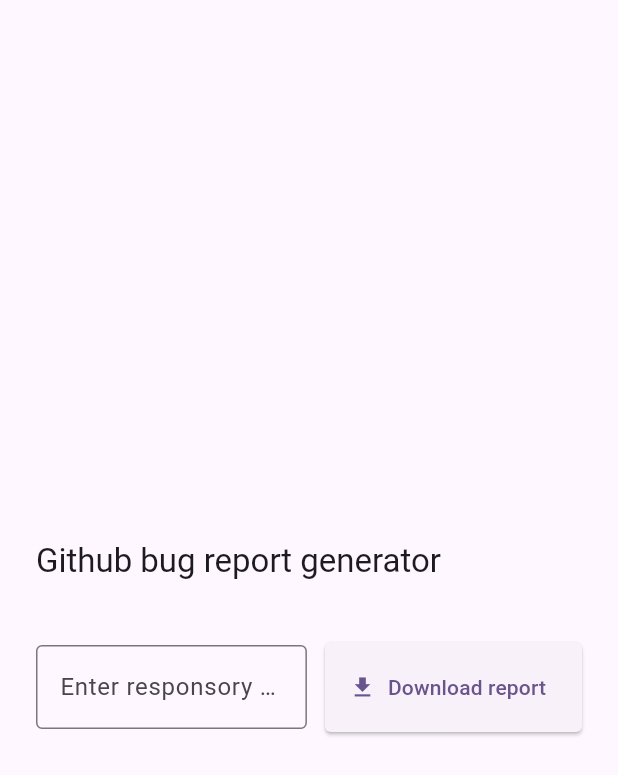
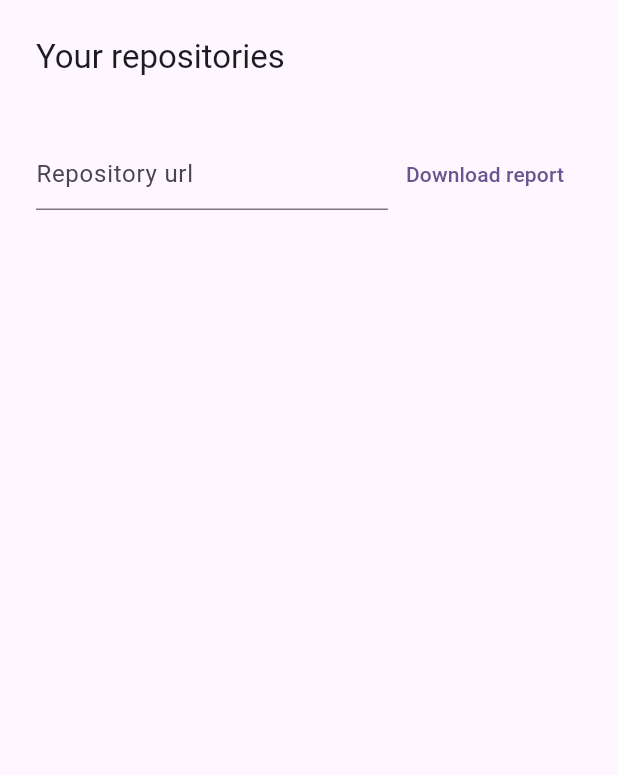
Before and after one commit to akshay-thence/github-report-generator, a Flutter app: the screen it shows after launch, on a phone screen of 412 x 824 dp. Shown: the top 775 px of the screen. Run offline on Flutter 3.47's test engine with Material 3 defaults, Android fonts, the light colour scheme and no system bars; our stand-ins replace csv.

Commit message:
feat: basic report

```diff
--- a/lib/home.dart
+++ b/lib/home.dart
@@ -1,8 +1,5 @@
-import 'dart:convert';
-import 'dart:html' as html;
-
 import 'package:flutter/material.dart';
-import 'package:github_export/function.dart';
+import 'package:http/http.dart' as http;
 
 enum ApiStatus { initial, loading, success, error }
 
@@ -18,105 +15,61 @@
   TextEditingController controller = TextEditingController();
 
   Future<void> fetchRepository() async {
-    if (apiStatus == ApiStatus.loading) return;
     apiStatus = ApiStatus.loading;
     setState(() {});
     try {
-      final repo = extractOwnerAndRepo(controller.text);
-      final data = await fetchAllBugs(repo);
-      final csv = createCsv(data);
+      final res = await http.get(
+        Uri.parse('https://api.github.com/user/repos'),
+        headers: {
+          "Accept": "application/vnd.github+jso",
+          'X-GitHub-Api-Version': '2022-11-28',
+          "Authorization":
+              "Bearer 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"
+        },
+      );
       apiStatus = ApiStatus.success;
-
       setState(() {});
-      download(csv);
     } catch (e) {
-      if (mounted) {
-        ScaffoldMessenger.of(context).showSnackBar(
-          SnackBar(content: Text(e.toString())),
-        );
-      }
       apiStatus = ApiStatus.error;
       setState(() {});
     }
   }
 
-  void download(String csv) {
-    final bytes = utf8.encode(csv);
-    final blob = html.Blob([bytes]);
-    final url = html.Url.createObjectUrlFromBlob(blob);
-    final anchor = html.document.createElement('a') as html.AnchorElement
-      ..href = url
-      ..style.display = 'none'
-      ..download = 'report.csv';
-    html.document.body?.children.add(anchor);
-
-    // download
-    anchor.click();
-
-    // cleanup
-    html.document.body?.children.remove(anchor);
-    html.Url.revokeObjectUrl(url);
-  }
-
   @override
   Widget build(BuildContext context) {
     return Scaffold(
-      body: Center(
-        child: Padding(
+      body: Padding(
         padding: const EdgeInsets.fromLTRB(24, 24, 24, 0),
         child: Column(
-            mainAxisSize: MainAxisSize.min,
           crossAxisAlignment: CrossAxisAlignment.start,
           children: [
             Row(
               children: [
                 Text(
-                    "Github bug report generator",
+                  "Your repositories",
                   style: Theme.of(context).textTheme.titleLarge,
                 ),
                 const SizedBox(width: 24),
               ],
             ),
             const SizedBox(height: 40),
-              SizedBox(
-                height: 60,
-                child: Row(
+            Row(
               children: [
                 Expanded(
                   child: TextField(
                     controller: controller,
-                        decoration: InputDecoration(
-                          border: OutlineInputBorder(
-                            borderRadius: BorderRadius.circular(4),
-                          ),
-                          hintText: 'Enter responsory url',
+                    decoration: const InputDecoration(
+                      hintText: 'Repository url',
                     ),
                   ),
                 ),
-                    const SizedBox(width: 12),
-                    SizedBox(
-                      height: 60,
-                      child: apiStatus == ApiStatus.loading
-                          ? const Center(child: CircularProgressIndicator())
-                          : ElevatedButton.icon(
-                              style: ButtonStyle(
-                                shape: MaterialStateProperty.all<
-                                    RoundedRectangleBorder>(
-                                  RoundedRectangleBorder(
-                                    borderRadius: BorderRadius.circular(4),
-                                  ),
-                                ),
-                              ),
-                              icon: const Icon(Icons.download, size: 18),
-                              label: const Text('Download report'),
+                TextButton(
+                  child: const Text('Download report'),
                   onPressed: () => fetchRepository(),
                 ),
-                    ),
               ],
-                ),
-              ),
+            )
           ],
-          ),
         ),
       ),
     );
```
Also changed, not shown: lib/foo.dart (added, +125 -0 lines), 2 other files. Lines whose indentation alone changed are shown as unchanged.
